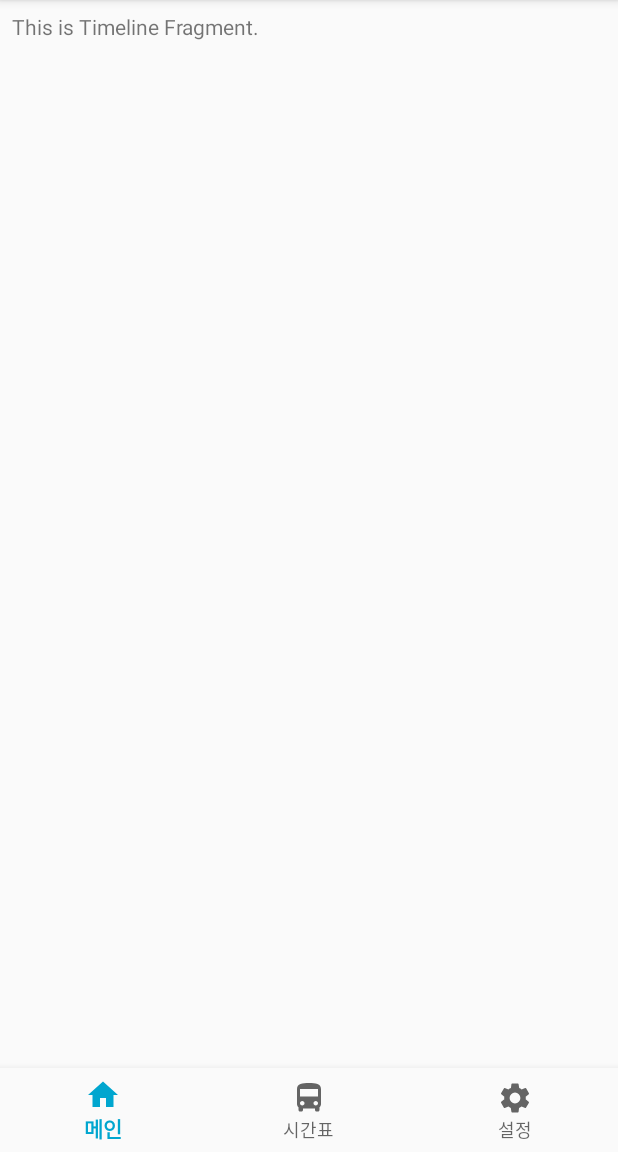
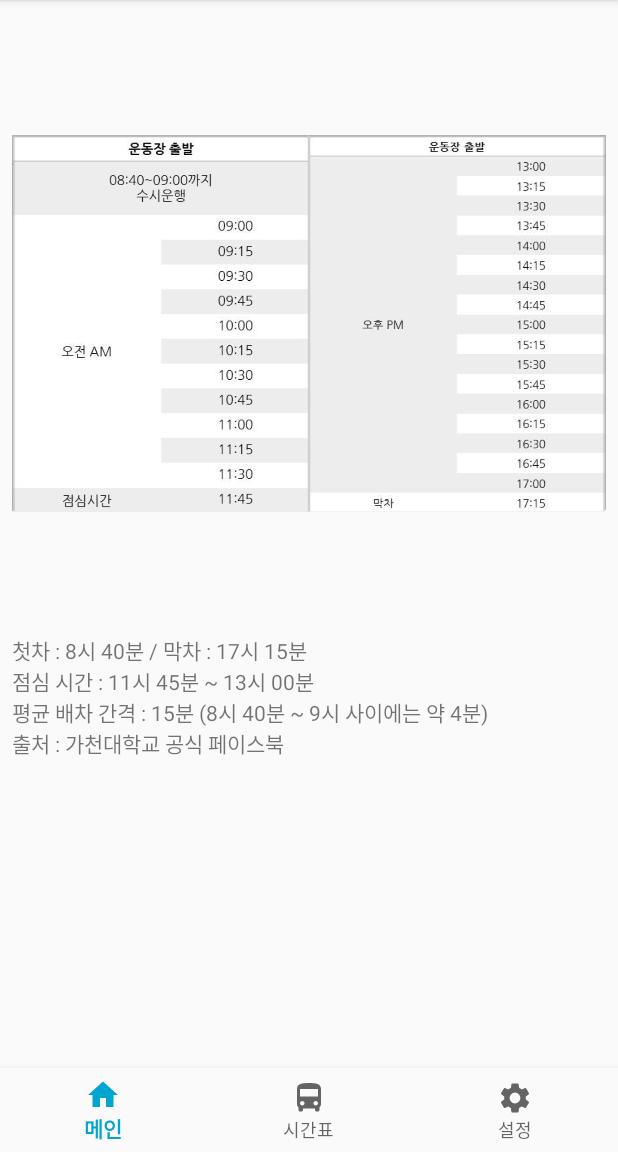
Before and after one commit to gachonswdm/Gachon-Bus-Android, an Android app: the fragment TimelineFragment placed in its activity, on a phone screen of 412 x 824 dp, the part 84-1236 px from its top. Run offline under Robolectric (Android 15) with nearby library versions, the phone set to English and light mode, and no system bars.

Commit message:
Add Location Permission / Mudangi TimeTable

```diff
--- a/app/build.gradle
+++ b/app/build.gradle
@@ -27,4 +27,5 @@ dependencies {
     implementation 'androidx.constraintlayout:constraintlayout:1.1.3'
     implementation 'com.google.android.material:material:1.0.0'
     implementation "org.jetbrains.anko:anko:$anko_version"
+    implementation 'gun0912.ted:tedpermission:2.2.2'
 }
--- a/app/src/main/AndroidManifest.xml
+++ b/app/src/main/AndroidManifest.xml
@@ -1,6 +1,9 @@
 <?xml version="1.0" encoding="utf-8"?>
 <manifest xmlns:android="http://schemas.android.com/apk/res/android"
           package="io.github.gachonswdm.gachonbus">
+
+    <uses-permission android:name="android.permission.INTERNET" />
+    <uses-permission android:name="android.permission.ACCESS_FINE_LOCATION" />
 
     <application
             android:allowBackup="true"
--- a/app/src/main/res/layout/fragment_timeline.xml
+++ b/app/src/main/res/layout/fragment_timeline.xml
@@ -1,10 +1,23 @@
 <?xml version="1.0" encoding="utf-8"?>
 <LinearLayout xmlns:android="http://schemas.android.com/apk/res/android"
-              android:layout_width="match_parent"
-              android:layout_height="match_parent">
+              xmlns:app="http://schemas.android.com/apk/res-auto" android:layout_width="match_parent"
+              android:layout_height="match_parent" android:orientation="vertical">
+    <ScrollView
+            android:layout_width="match_parent"
+            android:layout_height="match_parent"
+            android:layout_weight="1">
+        <LinearLayout android:layout_width="match_parent" android:layout_height="wrap_content"
+                      android:orientation="vertical">
+            <ImageView
+                    android:layout_width="match_parent"
+                    android:layout_height="415dp" app:srcCompat="@drawable/mudang_time"
+                    android:id="@+id/imageView3"
+                    android:layout_weight="1"/>
+            <TextView
+                    android:text="@string/timeline_text"
+                    android:layout_width="match_parent"
+                    android:layout_height="match_parent" android:id="@+id/textView2" android:layout_weight="1"/>
+        </LinearLayout>
+    </ScrollView>
 
-    <TextView
-            android:text="This is Timeline Fragment."
-            android:layout_width="wrap_content"
-            android:layout_height="wrap_content" android:id="@+id/textView2" android:layout_weight="1"/>
 </LinearLayout>
--- a/app/src/main/res/values/strings.xml
+++ b/app/src/main/res/values/strings.xml
@@ -4,4 +4,7 @@
     <string name="title_timeline">시간표</string>
     <string name="title_setting">설정</string>
     <string name="backToast">\'뒤로\' 버튼을 한번 더 누르시면 종료됩니다.</string>
+    <string name="permission_notice">위치 정보를 통해 가장 가까운 정류장을 찾기 위해 권한 수락이 필요합니다.</string>
+    <string name="permission_denied">원활한 앱 사용을 위한 권한을 수락해주세요!\n[권한]에서 설정하실 수 있습니다.</string>
+    <string name="timeline_text">첫차 : 8시 40분 / 막차 : 17시 15분\n점심 시간 : 11시 45분 ~ 13시 00분\n평균 배차 간격 : 15분 (8시 40분 ~ 9시 사이에는 약 4분)\n출처 : 가천대학교 공식 페이스북</string>
 </resources>
```
Also changed, not shown: app/src/main/java/io/github/gachonswdm/gachonbus/MainActivity.kt (+8 -8 lines), app/src/main/java/io/github/gachonswdm/gachonbus/SplashActivity.kt (+35 -13 lines), app/src/main/java/io/github/gachonswdm/gachonbus/fragment/MainFragment.kt (+6 -6 lines), app/src/main/java/io/github/gachonswdm/gachonbus/fragment/SettingFragment.kt (+7 -6 lines), app/src/main/java/io/github/gachonswdm/gachonbus/fragment/TimelineFragment.kt (+6 -6 lines), app/src/main/res/drawable/mudang_time.png (added).
